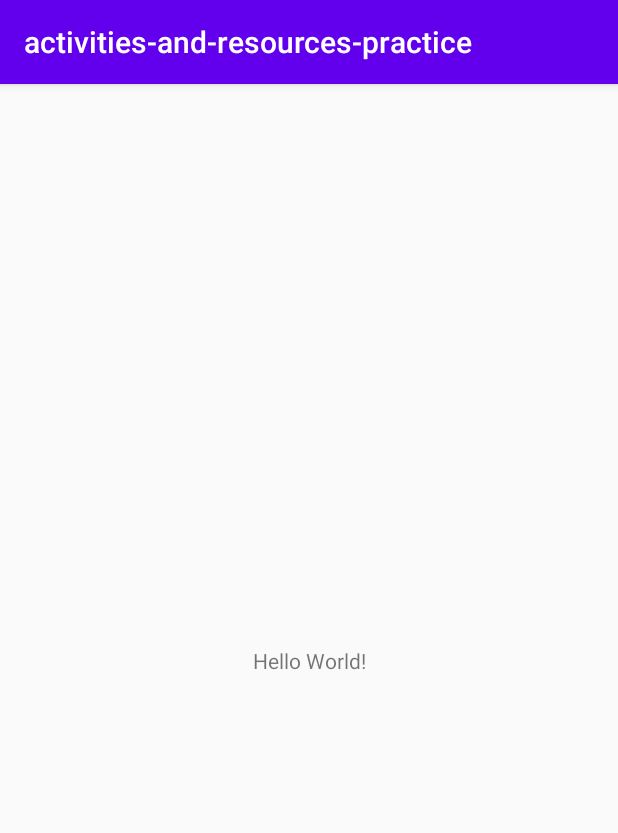
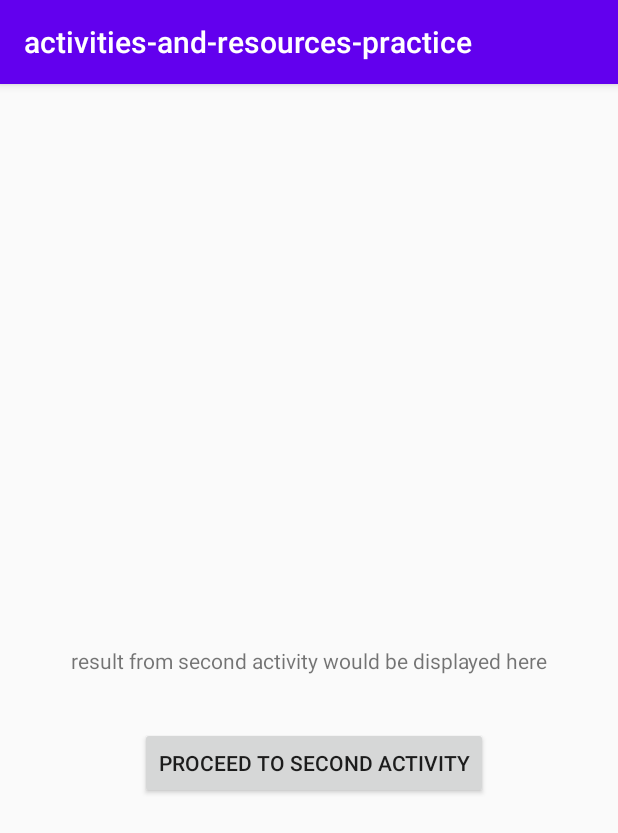
Before and after one commit to oscarnipps/activities-and-resources-practice, an Android app: the screen it shows after launch (MainActivity), on a phone screen of 412 x 824 dp. Shown: the top 833 px of the screen. Run offline under Robolectric (Android 15) with nearby library versions, the phone set to English and light mode, and no system bars; our stand-ins replace data binding.

Commit message:
starting another activity for result implementation

```diff
--- a/app/src/main/AndroidManifest.xml
+++ b/app/src/main/AndroidManifest.xml
@@ -9,6 +9,7 @@
         android:roundIcon="@mipmap/ic_launcher_round"
         android:supportsRtl="true"
         android:theme="@style/AppTheme">
+        <activity android:name=".SecondActivity"></activity>
         <activity android:name=".MainActivity">
             <intent-filter>
                 <action android:name="android.intent.action.MAIN" />
--- a/app/src/main/java/com/example/activities_and_resources_practice/MainActivity.java
+++ b/app/src/main/java/com/example/activities_and_resources_practice/MainActivity.java
@@ -1,45 +1,84 @@
 package com.example.activities_and_resources_practice;
 
+import android.content.Intent;
 import android.os.Bundle;
+import android.util.Log;
 
+import androidx.annotation.Nullable;
 import androidx.appcompat.app.AppCompatActivity;
+import androidx.databinding.DataBindingUtil;
+
+import com.example.activities_and_resources_practice.databinding.ActivityMainBinding;
 
 public class MainActivity extends AppCompatActivity {
+    public static final String TAG = MainActivity.class.getSimpleName();
+    public ActivityMainBinding binding;
 
     @Override
     protected void onCreate(Bundle savedInstanceState) {
         super.onCreate(savedInstanceState);
-        setContentView(R.layout.activity_main);
+        binding = DataBindingUtil.setContentView(this, R.layout.activity_main);
+
+        binding.proceed.setOnClickListener(v -> {
+            Intent intent = new Intent(this , SecondActivity.class);
+            startActivityForResult(intent,Constants.MAIN_ACTIVITY_REQUEST_CODE);
+        });
+    }
+
+    @Override
+    protected void onActivityResult(int requestCode, int resultCode, @Nullable Intent data) {
+        super.onActivityResult(requestCode, resultCode, data);
+
+        if (requestCode == Constants.MAIN_ACTIVITY_REQUEST_CODE) {
+
+            if (resultCode == RESULT_OK) {
+
+                if (data != null) {
+                    String name = data.getStringExtra(Constants.DATA_KEY);
+                    binding.resultField.setText(name);
+                }
+
+            }
+
+            Log.d(TAG, "result not okay");
+
+        }
     }
 
     @Override
     protected void onStart() {
         super.onStart();
+        Log.d(TAG, "on start");
     }
 
     @Override
     protected void onResume() {
         super.onResume();
+        Log.d(TAG, "on resume");
     }
 
     @Override
     protected void onRestart() {
         super.onRestart();
+        Log.d(TAG, "on re-start");
     }
 
     @Override
     protected void onPause() {
         super.onPause();
+        Log.d(TAG, "on pause");
     }
 
     @Override
     protected void onStop() {
         super.onStop();
+        Log.d(TAG, "on stop");
     }
 
     @Override
     protected void onDestroy() {
         super.onDestroy();
+        Log.d(TAG, "on destroy");
     }
 
 }
--- a/app/src/main/res/layout/activity_main.xml
+++ b/app/src/main/res/layout/activity_main.xml
@@ -1,4 +1,6 @@
 <?xml version="1.0" encoding="utf-8"?>
+<layout>
+
     <androidx.constraintlayout.widget.ConstraintLayout xmlns:android="http://schemas.android.com/apk/res/android"
         xmlns:app="http://schemas.android.com/apk/res-auto"
         xmlns:tools="http://schemas.android.com/tools"
@@ -7,12 +9,27 @@
         tools:context=".MainActivity">
 
         <TextView
+            android:id="@+id/result_field"
             android:layout_width="wrap_content"
             android:layout_height="wrap_content"
-        android:text="Hello World!"
+            android:text="result from second activity would be displayed here"
             app:layout_constraintBottom_toBottomOf="parent"
             app:layout_constraintLeft_toLeftOf="parent"
             app:layout_constraintRight_toRightOf="parent"
             app:layout_constraintTop_toTopOf="parent" />
 
+        <Button
+            android:id="@+id/proceed"
+            android:layout_width="wrap_content"
+            android:layout_height="wrap_content"
+            android:text="proceed to second activity"
+            app:layout_constraintBottom_toBottomOf="parent"
+            app:layout_constraintEnd_toEndOf="parent"
+            app:layout_constraintHorizontal_bias="0.52"
+            app:layout_constraintStart_toStartOf="parent"
+            app:layout_constraintTop_toBottomOf="@+id/result_field"
+            app:layout_constraintVertical_bias="0.107" />
+
     </androidx.constraintlayout.widget.ConstraintLayout>
+
+</layout>
```
Also changed, not shown: app/build.gradle (+12 -0 lines), app/src/main/java/com/example/activities_and_resources_practice/Constants.java (added, +8 -0 lines), app/src/main/java/com/example/activities_and_resources_practice/SecondActivity.java (+15 -1 lines), app/src/main/res/layout/activity_second.xml (+5 -4 lines). Lines whose indentation alone changed are shown as unchanged.
